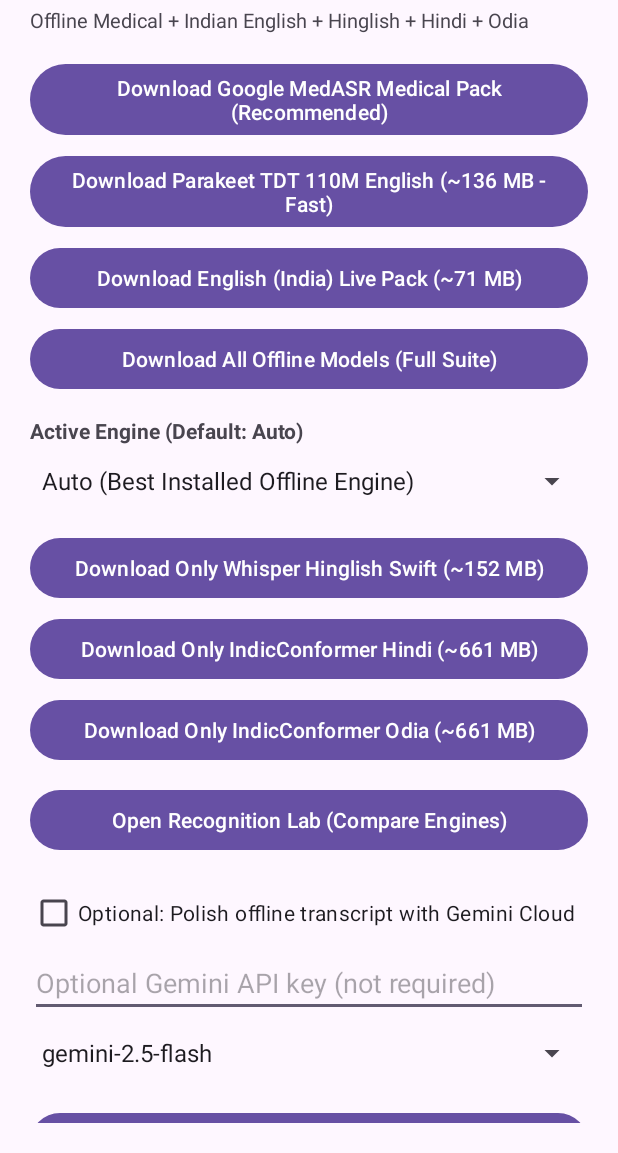
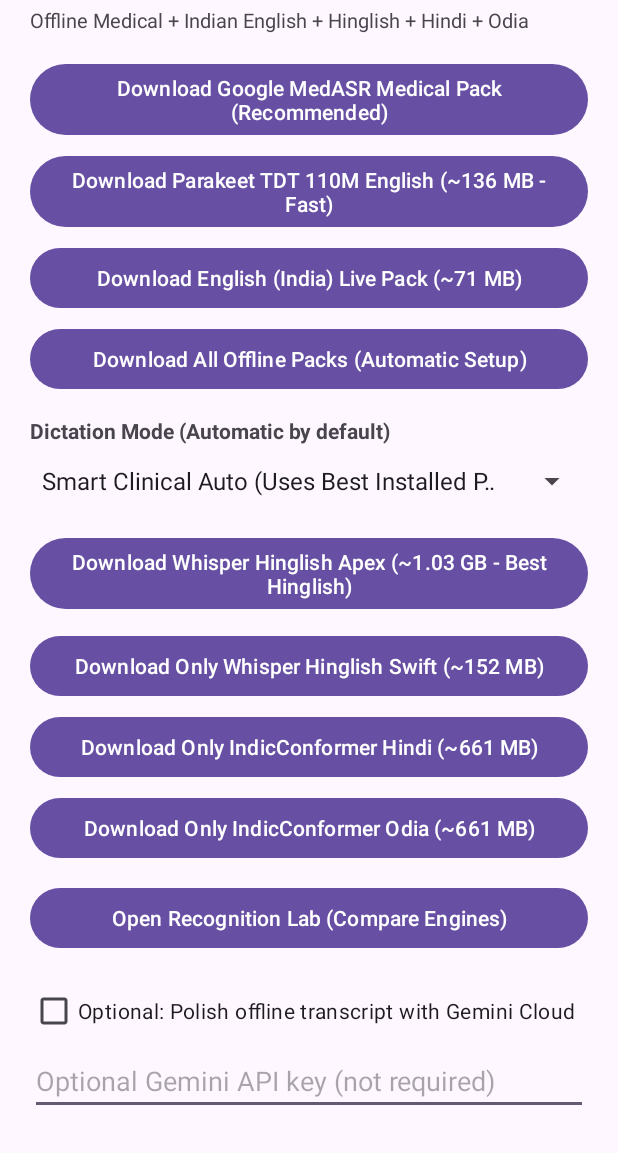
Before and after one commit to draps1707/MedUkti, an Android app: the screen it shows after launch (MainActivity), after a tap on "Download Only Whisper Hinglish Swift (~1", on a phone screen of 412 x 824 dp, the part 83-1236 px from its top. Run offline under Robolectric (Android 15) with nearby library versions, the phone set to English and light mode, and no system bars; network calls fail; 1 other tap on this screen came first.

Commit message:
Sync project files via Zip2Git

```diff
--- a/app/src/main/java/com/voicerambler/free/FloatingMicService.kt
+++ b/app/src/main/java/com/voicerambler/free/FloatingMicService.kt
@@ -263,7 +263,7 @@ class FloatingMicService : Service() {
             startStreamingIndianEnglish()
         } else if (SherpaOnnxEngine.getOrCreateVad(this) != null) {
             isFallbackMode = false
-            startContinuousVadLoop(resolved)
+            startContinuousVadLoop(selected, resolved)
         } else {
             isFallbackMode = true
             startFallbackTapToStop()
@@ -364,7 +364,7 @@ class FloatingMicService : Service() {
     }
 
     @SuppressLint("MissingPermission")
-    private fun startContinuousVadLoop(resolved: AsrEngineType) {
+    private fun startContinuousVadLoop(selected: AsrEngineType, resolved: AsrEngineType) {
         isListening.set(true)
         setMicUiState(MicUiState.LISTENING)
         val segmentChannel = Channel<FloatArray>(Channel.UNLIMITED)
@@ -372,7 +372,7 @@ class FloatingMicService : Service() {
 
         vadConsumerJob = serviceScope.launch(Dispatchers.IO) {
             for (seg in segmentChannel) {
-                val res = OfflineAsrEngines.transcribeSamples(this@FloatingMicService, resolved, seg)
+                val res = OfflineAsrEngines.transcribeSamples(this@FloatingMicService, selected, seg)
                 res.onSuccess { raw ->
                     var finalOut = MedicalNormalizer.normalize(this@FloatingMicService, raw)
                     if (useOptionalGemini && resolved != AsrEngineType.GEMINI_CLOUD && finalOut.isNotBlank()) {
--- a/app/src/main/java/com/voicerambler/free/MainActivity.kt
+++ b/app/src/main/java/com/voicerambler/free/MainActivity.kt
@@ -106,6 +106,9 @@ class MainActivity : AppCompatActivity() {
                     ModelDownloader.INDIAN_EN_ENC,
                     ModelDownloader.INDIAN_EN_DEC,
                     ModelDownloader.INDIAN_EN_JOINER,
+                    ModelDownloader.WHISPER_APEX_TOKENS,
+                    ModelDownloader.WHISPER_APEX_ENC,
+                    ModelDownloader.WHISPER_APEX_DEC,
                     ModelDownloader.WHISPER_SWIFT_TOKENS,
                     ModelDownloader.WHISPER_SWIFT_ENC,
                     ModelDownloader.WHISPER_SWIFT_DEC,
@@ -122,8 +125,14 @@ class MainActivity : AppCompatActivity() {
         findViewById<Button>(R.id.btnDlIndicHi).setOnClickListener {
             downloadBatch(listOf(ModelDownloader.SILERO_VAD, ModelDownloader.INDIC_TOKENS, ModelDownloader.INDIC_HI), "IndicConformer Hindi")
         }
+        findViewById<Button>(R.id.btnDlWhisperApex).setOnClickListener {
+            downloadBatch(listOf(ModelDownloader.SILERO_VAD, ModelDownloader.WHISPER_APEX_TOKENS, ModelDownloader.WHISPER_APEX_ENC, ModelDownloader.WHISPER_APEX_DEC), "Whisper Hinglish Apex")
+        }
         findViewById<Button>(R.id.btnDlWhisperSwift).setOnClickListener {
-            downloadBatch(listOf(ModelDownloader.SILERO_VAD, ModelDownloader.WHISPER_SWIFT_TOKENS, ModelDownloader.WHISPER_SWIFT_ENC, ModelDownloader.WHISPER_SWIFT_DEC), "Whisper Hinglish Swift")
+            downloadBatch(listOf(ModelDownloader.SILERO_VAD, ModelDownloader.WHISPER_APEX_TOKENS,
+                    ModelDownloader.WHISPER_APEX_ENC,
+                    ModelDownloader.WHISPER_APEX_DEC,
+                    ModelDownloader.WHISPER_SWIFT_TOKENS, ModelDownloader.WHISPER_SWIFT_ENC, ModelDownloader.WHISPER_SWIFT_DEC), "Whisper Hinglish Swift")
         }
         findViewById<Button>(R.id.btnCompare).setOnClickListener {
             startActivity(Intent(this, CompareActivity::class.java))
@@ -215,6 +224,7 @@ class MainActivity : AppCompatActivity() {
         val indianEnOk = ModelDownloader.isIndianEnInstalled(this)
         val indicOrOk = ModelDownloader.isInstalled(this, ModelDownloader.INDIC_OR)
         val indicHiOk = ModelDownloader.isInstalled(this, ModelDownloader.INDIC_HI)
+        val apexOk = ModelDownloader.isWhisperApexInstalled(this)
         val swiftOk = ModelDownloader.isInstalled(this, ModelDownloader.WHISPER_SWIFT_ENC) && ModelDownloader.isInstalled(this, ModelDownloader.WHISPER_SWIFT_DEC)
 
         tvStatus.text = buildString {
@@ -223,6 +233,7 @@ class MainActivity : AppCompatActivity() {
             appendLine("Parakeet TDT 110M: ${if (parakeetOk) "Installed" else "Not downloaded"}")
             appendLine("English (India) Live: ${if (indianEnOk) "Installed" else "Not downloaded"}")
             appendLine("Silero VAD: ${if (vadOk) "Installed" else "Not downloaded"}")
+            appendLine("Whisper Hinglish Apex: ${if (apexOk) "Installed" else "Not downloaded"}")
             appendLine("Whisper Hinglish Swift: ${if (swiftOk) "Installed" else "Not downloaded"}")
             appendLine("IndicConformer Hindi: ${if (indicHiOk) "Installed" else "Not downloaded"}")
             appendLine("IndicConformer Odia: ${if (indicOrOk) "Installed" else "Not downloaded"}")
--- a/app/src/main/java/com/voicerambler/free/ModelDownloader.kt
+++ b/app/src/main/java/com/voicerambler/free/ModelDownloader.kt
@@ -107,6 +107,24 @@ object ModelDownloader {
         "https://huggingface.co/Docglasses-AI/indic-conformer-600m-sherpa-onnx-int8/resolve/main/indicconformer-or.int8.onnx"
     )
 
+    val WHISPER_APEX_ENC = ModelArtifact(
+        "whisper_apex_enc",
+        "hinglish-apex-encoder.int8.onnx",
+        "https://huggingface.co/NiranjanYadavIN/indicconformer-sherpa-onnx/resolve/main/hi-hinglish-apex/encoder.int8.onnx"
+    )
+
+    val WHISPER_APEX_DEC = ModelArtifact(
+        "whisper_apex_dec",
+        "hinglish-apex-decoder.int8.onnx",
+        "https://huggingface.co/NiranjanYadavIN/indicconformer-sherpa-onnx/resolve/main/hi-hinglish-apex/decoder.int8.onnx"
+    )
+
+    val WHISPER_APEX_TOKENS = ModelArtifact(
+        "whisper_apex_tok",
+        "hinglish-apex-tokens.txt",
+        "https://huggingface.co/NiranjanYadavIN/indicconformer-sherpa-onnx/resolve/main/hi-hinglish-apex/tokens.txt"
+    )
+
     val WHISPER_SWIFT_ENC = ModelArtifact(
         "whisper_swift_enc",
         "hinglish-swift-encoder.int8.onnx",
@@ -143,25 +161,49 @@ object ModelDownloader {
             isInstalled(ctx, PARAKEET_JOINER) &&
             isInstalled(ctx, PARAKEET_TOKENS)
 
+    fun isWhisperApexInstalled(ctx: Context): Boolean =
+        isInstalled(ctx, WHISPER_APEX_ENC) &&
+            isInstalled(ctx, WHISPER_APEX_DEC) &&
+            isInstalled(ctx, WHISPER_APEX_TOKENS)
+
     fun isIndianEnInstalled(ctx: Context): Boolean =
         isInstalled(ctx, INDIAN_EN_ENC) &&
             isInstalled(ctx, INDIAN_EN_DEC) &&
             isInstalled(ctx, INDIAN_EN_JOINER) &&
             isInstalled(ctx, INDIAN_EN_TOKENS)
 
+    private fun openWithRedirects(startUrl: String): HttpURLConnection {
+        var current = startUrl
+        for (hop in 0..8) {
+            val conn = (URL(current).openConnection() as HttpURLConnection).apply {
+                instanceFollowRedirects = false
+                connectTimeout = 20000
+                readTimeout = 60000
+                setRequestProperty("User-Agent", "VoiceRambler/1.0")
+            }
+            val code = conn.responseCode
+            if (code in listOf(301, 302, 303, 307, 308)) {
+                val loc = conn.getHeaderField("Location")
+                conn.disconnect()
+                if (loc.isNullOrBlank()) throw Exception("Empty redirect for $current")
+                current = URL(URL(current), loc).toString()
+                continue
+            }
+            return conn
+        }
+        throw Exception("Too many redirects for $startUrl")
+    }
+
     suspend fun download(
         ctx: Context,
         artifact: ModelArtifact,
         onProgress: (Int) -> Unit
     ): Result<File> = withContext(Dispatchers.IO) {
+        var conn: HttpURLConnection? = null
         try {
             val dest = getFile(ctx, artifact)
             val tmp = File(modelsDir(ctx), "${artifact.fileName}.tmp")
-            val conn = (URL(artifact.url).openConnection() as HttpURLConnection).apply {
-                instanceFollowRedirects = true
-                connectTimeout = 15000
-                readTimeout = 60000
-            }
+            conn = openWithRedirects(artifact.url)
             val code = conn.responseCode
             if (code !in 200..299) {
                 return@withContext Result.failure(Exception("Download HTTP $code for ${artifact.fileName}"))
@@ -192,6 +234,8 @@ object ModelDownloader {
             Result.success(dest)
         } catch (e: Exception) {
             Result.failure(e)
+        } finally {
+            conn?.disconnect()
         }
     }
 }
--- a/app/src/main/java/com/voicerambler/free/Prefs.kt
+++ b/app/src/main/java/com/voicerambler/free/Prefs.kt
@@ -3,13 +3,14 @@ package com.voicerambler.free
 import android.content.Context
 
 enum class AsrEngineType(val label: String) {
-    AUTO_OFFLINE("Auto (Best Installed Offline Engine)"),
-    MEDASR_EN("Google MedASR Medical English + Silero VAD (Offline)"),
-    PARAKEET_TDT_110M("Parakeet TDT 110M English + Silero VAD (Offline ~136 MB)"),
-    INDIAN_EN_STREAMING("English (India) Live Streaming + Hotwords (Offline ~71 MB)"),
-    WHISPER_HINGLISH_SWIFT("Whisper Hinglish Swift + Silero VAD (Offline)"),
-    INDIC_CONFORMER_OR("AI4Bharat IndicConformer Odia + Silero VAD (Offline)"),
-    INDIC_CONFORMER_HI("AI4Bharat IndicConformer Hindi + Silero VAD (Offline)"),
+    AUTO_OFFLINE("Smart Clinical Auto (Uses Best Installed Pack)"),
+    PARAKEET_TDT_110M("Parakeet TDT 110M English (Offline ~136 MB)"),
+    WHISPER_HINGLISH_APEX("Whisper Hinglish Apex (Offline ~1.03 GB - Best Hinglish)"),
+    WHISPER_HINGLISH_SWIFT("Whisper Hinglish Swift (Offline ~152 MB)"),
+    INDIAN_EN_STREAMING("English (India) Live Streaming (Offline ~71 MB)"),
+    MEDASR_EN("Google MedASR Medical English (Offline)"),
+    INDIC_CONFORMER_OR("AI4Bharat IndicConformer Odia (Offline)"),
+    INDIC_CONFORMER_HI("AI4Bharat IndicConformer Hindi (Offline)"),
     GEMINI_CLOUD("Gemini Cloud Audio (Optional)")
 }
 
--- a/app/src/main/res/layout/activity_main.xml
+++ b/app/src/main/res/layout/activity_main.xml
@@ -49,19 +49,26 @@
             android:layout_width="match_parent"
             android:layout_height="wrap_content"
             android:layout_marginTop="6dp"
-            android:text="Download All Offline Models (Full Suite)" />
+            android:text="Download All Offline Packs (Automatic Setup)" />
 
         <TextView
             android:layout_width="wrap_content"
             android:layout_height="wrap_content"
             android:layout_marginTop="14dp"
-            android:text="Active Engine (Default: Auto)"
+            android:text="Dictation Mode (Automatic by default)"
             android:textStyle="bold" />
 
         <Spinner
             android:id="@+id/spinnerEngine"
             android:layout_width="match_parent"
             android:layout_height="48dp" />
+
+        <Button
+            android:id="@+id/btnDlWhisperApex"
+            android:layout_width="match_parent"
+            android:layout_height="wrap_content"
+            android:layout_marginTop="10dp"
+            android:text="Download Whisper Hinglish Apex (~1.03 GB - Best Hinglish)" />
 
         <Button
             android:id="@+id/btnDlWhisperSwift"
```
Also changed, not shown: app/src/main/java/com/voicerambler/free/CompareActivity.kt (+8 -0 lines), app/src/main/java/com/voicerambler/free/DictationAccessibilityService.kt (+14 -3 lines), app/src/main/java/com/voicerambler/free/MedicalNormalizer.kt (+11 -0 lines), app/src/main/java/com/voicerambler/free/OfflineAsrEngines.kt (+5 -2 lines), app/src/main/java/com/voicerambler/free/SherpaOnnxEngine.kt (+33 -5 lines).
